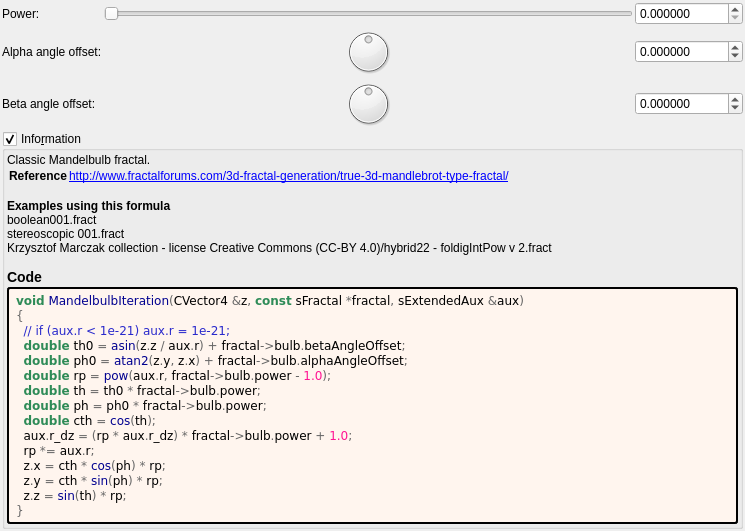
First picture: the form in mandelbulber2/formula/ui/fractal_mandelbulb.ui, repository buddhi1980/mandelbulber2, before the edit.
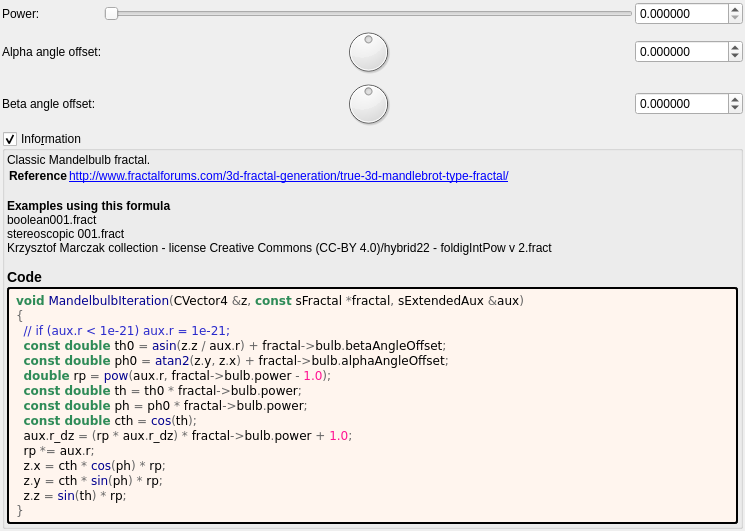
Second picture: the form after the edit. Custom widgets are drawn as their Qt base class.

```diff
--- a/mandelbulber2/formula/ui/fractal_mandelbulb.ui
+++ b/mandelbulber2/formula/ui/fractal_mandelbulb.ui
@@ -243,12 +243,12 @@
 &lt;pre style=&quot;color:#000000; background-color:#fff5ee;  font-family:'Courier New',monospace;&quot;&gt;&lt;span style=&quot;color:#2e8b57; font-weight:bold&quot;&gt;void&lt;/span&gt; &lt;span style=&quot;color:#00008f&quot;&gt;MandelbulbIteration&lt;/span&gt;&lt;span style=&quot;color:#676767&quot;&gt;(&lt;/span&gt;CVector4 &lt;span style=&quot;color:#676767&quot;&gt;&amp;amp;&lt;/span&gt;z&lt;span style=&quot;color:#676767&quot;&gt;,&lt;/span&gt; &lt;span style=&quot;color:#2e8b57; font-weight:bold&quot;&gt;const&lt;/span&gt; sFractal &lt;span style=&quot;color:#676767&quot;&gt;*&lt;/span&gt;fractal&lt;span style=&quot;color:#676767&quot;&gt;,&lt;/span&gt; sExtendedAux &lt;span style=&quot;color:#676767&quot;&gt;&amp;amp;&lt;/span&gt;aux&lt;span style=&quot;color:#676767&quot;&gt;)&lt;/span&gt;
 &lt;span style=&quot;color:#676767&quot;&gt;{&lt;/span&gt;
   &lt;span style=&quot;color:#2929cc&quot;&gt;// if (aux.r &amp;lt; 1e-21) aux.r = 1e-21;&lt;/span&gt;
-  &lt;span style=&quot;color:#2e8b57; font-weight:bold&quot;&gt;double&lt;/span&gt; th0 &lt;span style=&quot;color:#676767&quot;&gt;=&lt;/span&gt; &lt;span style=&quot;color:#00008f&quot;&gt;asin&lt;/span&gt;&lt;span style=&quot;color:#676767&quot;&gt;(&lt;/span&gt;z&lt;span style=&quot;color:#676767&quot;&gt;.&lt;/span&gt;z &lt;span style=&quot;color:#676767&quot;&gt;/&lt;/span&gt; aux&lt;span style=&quot;color:#676767&quot;&gt;.&lt;/span&gt;r&lt;span style=&quot;color:#676767&quot;&gt;) +&lt;/span&gt; fractal&lt;span style=&quot;color:#676767&quot;&gt;-&amp;gt;&lt;/span&gt;bulb&lt;span style=&quot;color:#676767&quot;&gt;.&lt;/span&gt;betaAngleOffset&lt;span style=&quot;color:#676767&quot;&gt;;&lt;/span&gt;
-  &lt;span style=&quot;color:#2e8b57; font-weight:bold&quot;&gt;double&lt;/span&gt; ph0 &lt;span style=&quot;color:#676767&quot;&gt;=&lt;/span&gt; &lt;span style=&quot;color:#00008f&quot;&gt;atan2&lt;/span&gt;&lt;span style=&quot;color:#676767&quot;&gt;(&lt;/span&gt;z&lt;span style=&quot;color:#676767&quot;&gt;.&lt;/span&gt;y&lt;span style=&quot;color:#676767&quot;&gt;,&lt;/span&gt; z&lt;span style=&quot;color:#676767&quot;&gt;.&lt;/span&gt;x&lt;span style=&quot;color:#676767&quot;&gt;) +&lt;/span&gt; fractal&lt;span style=&quot;color:#676767&quot;&gt;-&amp;gt;&lt;/span&gt;bulb&lt;span style=&quot;color:#676767&quot;&gt;.&lt;/span&gt;alphaAngleOffset&lt;span style=&quot;color:#676767&quot;&gt;;&lt;/span&gt;
+  &lt;span style=&quot;color:#2e8b57; font-weight:bold&quot;&gt;const double&lt;/span&gt; th0 &lt;span style=&quot;color:#676767&quot;&gt;=&lt;/span&gt; &lt;span style=&quot;color:#00008f&quot;&gt;asin&lt;/span&gt;&lt;span style=&quot;color:#676767&quot;&gt;(&lt;/span&gt;z&lt;span style=&quot;color:#676767&quot;&gt;.&lt;/span&gt;z &lt;span style=&quot;color:#676767&quot;&gt;/&lt;/span&gt; aux&lt;span style=&quot;color:#676767&quot;&gt;.&lt;/span&gt;r&lt;span style=&quot;color:#676767&quot;&gt;) +&lt;/span&gt; fractal&lt;span style=&quot;color:#676767&quot;&gt;-&amp;gt;&lt;/span&gt;bulb&lt;span style=&quot;color:#676767&quot;&gt;.&lt;/span&gt;betaAngleOffset&lt;span style=&quot;color:#676767&quot;&gt;;&lt;/span&gt;
+  &lt;span style=&quot;color:#2e8b57; font-weight:bold&quot;&gt;const double&lt;/span&gt; ph0 &lt;span style=&quot;color:#676767&quot;&gt;=&lt;/span&gt; &lt;span style=&quot;color:#00008f&quot;&gt;atan2&lt;/span&gt;&lt;span style=&quot;color:#676767&quot;&gt;(&lt;/span&gt;z&lt;span style=&quot;color:#676767&quot;&gt;.&lt;/span&gt;y&lt;span style=&quot;color:#676767&quot;&gt;,&lt;/span&gt; z&lt;span style=&quot;color:#676767&quot;&gt;.&lt;/span&gt;x&lt;span style=&quot;color:#676767&quot;&gt;) +&lt;/span&gt; fractal&lt;span style=&quot;color:#676767&quot;&gt;-&amp;gt;&lt;/span&gt;bulb&lt;span style=&quot;color:#676767&quot;&gt;.&lt;/span&gt;alphaAngleOffset&lt;span style=&quot;color:#676767&quot;&gt;;&lt;/span&gt;
   &lt;span style=&quot;color:#2e8b57; font-weight:bold&quot;&gt;double&lt;/span&gt; rp &lt;span style=&quot;color:#676767&quot;&gt;=&lt;/span&gt; &lt;span style=&quot;color:#00008f&quot;&gt;pow&lt;/span&gt;&lt;span style=&quot;color:#676767&quot;&gt;(&lt;/span&gt;aux&lt;span style=&quot;color:#676767&quot;&gt;.&lt;/span&gt;r&lt;span style=&quot;color:#676767&quot;&gt;,&lt;/span&gt; fractal&lt;span style=&quot;color:#676767&quot;&gt;-&amp;gt;&lt;/span&gt;bulb&lt;span style=&quot;color:#676767&quot;&gt;.&lt;/span&gt;power &lt;span style=&quot;color:#676767&quot;&gt;-&lt;/span&gt; &lt;span style=&quot;color:#ff1493&quot;&gt;1.0&lt;/span&gt;&lt;span style=&quot;color:#676767&quot;&gt;);&lt;/span&gt;
-  &lt;span style=&quot;color:#2e8b57; font-weight:bold&quot;&gt;double&lt;/span&gt; th &lt;span style=&quot;color:#676767&quot;&gt;=&lt;/span&gt; th0 &lt;span style=&quot;color:#676767&quot;&gt;*&lt;/span&gt; fractal&lt;span style=&quot;color:#676767&quot;&gt;-&amp;gt;&lt;/span&gt;bulb&lt;span style=&quot;color:#676767&quot;&gt;.&lt;/span&gt;power&lt;span style=&quot;color:#676767&quot;&gt;;&lt;/span&gt;
-  &lt;span style=&quot;color:#2e8b57; font-weight:bold&quot;&gt;double&lt;/span&gt; ph &lt;span style=&quot;color:#676767&quot;&gt;=&lt;/span&gt; ph0 &lt;span style=&quot;color:#676767&quot;&gt;*&lt;/span&gt; fractal&lt;span style=&quot;color:#676767&quot;&gt;-&amp;gt;&lt;/span&gt;bulb&lt;span style=&quot;color:#676767&quot;&gt;.&lt;/span&gt;power&lt;span style=&quot;color:#676767&quot;&gt;;&lt;/span&gt;
-  &lt;span style=&quot;color:#2e8b57; font-weight:bold&quot;&gt;double&lt;/span&gt; cth &lt;span style=&quot;color:#676767&quot;&gt;=&lt;/span&gt; &lt;span style=&quot;color:#00008f&quot;&gt;cos&lt;/span&gt;&lt;span style=&quot;color:#676767&quot;&gt;(&lt;/span&gt;th&lt;span style=&quot;color:#676767&quot;&gt;);&lt;/span&gt;
+  &lt;span style=&quot;color:#2e8b57; font-weight:bold&quot;&gt;const double&lt;/span&gt; th &lt;span style=&quot;color:#676767&quot;&gt;=&lt;/span&gt; th0 &lt;span style=&quot;color:#676767&quot;&gt;*&lt;/span&gt; fractal&lt;span style=&quot;color:#676767&quot;&gt;-&amp;gt;&lt;/span&gt;bulb&lt;span style=&quot;color:#676767&quot;&gt;.&lt;/span&gt;power&lt;span style=&quot;color:#676767&quot;&gt;;&lt;/span&gt;
+  &lt;span style=&quot;color:#2e8b57; font-weight:bold&quot;&gt;const double&lt;/span&gt; ph &lt;span style=&quot;color:#676767&quot;&gt;=&lt;/span&gt; ph0 &lt;span style=&quot;color:#676767&quot;&gt;*&lt;/span&gt; fractal&lt;span style=&quot;color:#676767&quot;&gt;-&amp;gt;&lt;/span&gt;bulb&lt;span style=&quot;color:#676767&quot;&gt;.&lt;/span&gt;power&lt;span style=&quot;color:#676767&quot;&gt;;&lt;/span&gt;
+  &lt;span style=&quot;color:#2e8b57; font-weight:bold&quot;&gt;const double&lt;/span&gt; cth &lt;span style=&quot;color:#676767&quot;&gt;=&lt;/span&gt; &lt;span style=&quot;color:#00008f&quot;&gt;cos&lt;/span&gt;&lt;span style=&quot;color:#676767&quot;&gt;(&lt;/span&gt;th&lt;span style=&quot;color:#676767&quot;&gt;);&lt;/span&gt;
   aux&lt;span style=&quot;color:#676767&quot;&gt;.&lt;/span&gt;r_dz &lt;span style=&quot;color:#676767&quot;&gt;= (&lt;/span&gt;rp &lt;span style=&quot;color:#676767&quot;&gt;*&lt;/span&gt; aux&lt;span style=&quot;color:#676767&quot;&gt;.&lt;/span&gt;r_dz&lt;span style=&quot;color:#676767&quot;&gt;) *&lt;/span&gt; fractal&lt;span style=&quot;color:#676767&quot;&gt;-&amp;gt;&lt;/span&gt;bulb&lt;span style=&quot;color:#676767&quot;&gt;.&lt;/span&gt;power &lt;span style=&quot;color:#676767&quot;&gt;+&lt;/span&gt; &lt;span style=&quot;color:#ff1493&quot;&gt;1.0&lt;/span&gt;&lt;span style=&quot;color:#676767&quot;&gt;;&lt;/span&gt;
   rp &lt;span style=&quot;color:#676767&quot;&gt;*=&lt;/span&gt; aux&lt;span style=&quot;color:#676767&quot;&gt;.&lt;/span&gt;r&lt;span style=&quot;color:#676767&quot;&gt;;&lt;/span&gt;
   z&lt;span style=&quot;color:#676767&quot;&gt;.&lt;/span&gt;x &lt;span style=&quot;color:#676767&quot;&gt;=&lt;/span&gt; cth &lt;span style=&quot;color:#676767&quot;&gt;*&lt;/span&gt; &lt;span style=&quot;color:#00008f&quot;&gt;cos&lt;/span&gt;&lt;span style=&quot;color:#676767&quot;&gt;(&lt;/span&gt;ph&lt;span style=&quot;color:#676767&quot;&gt;) *&lt;/span&gt; rp&lt;span style=&quot;color:#676767&quot;&gt;;&lt;/span&gt;
```
